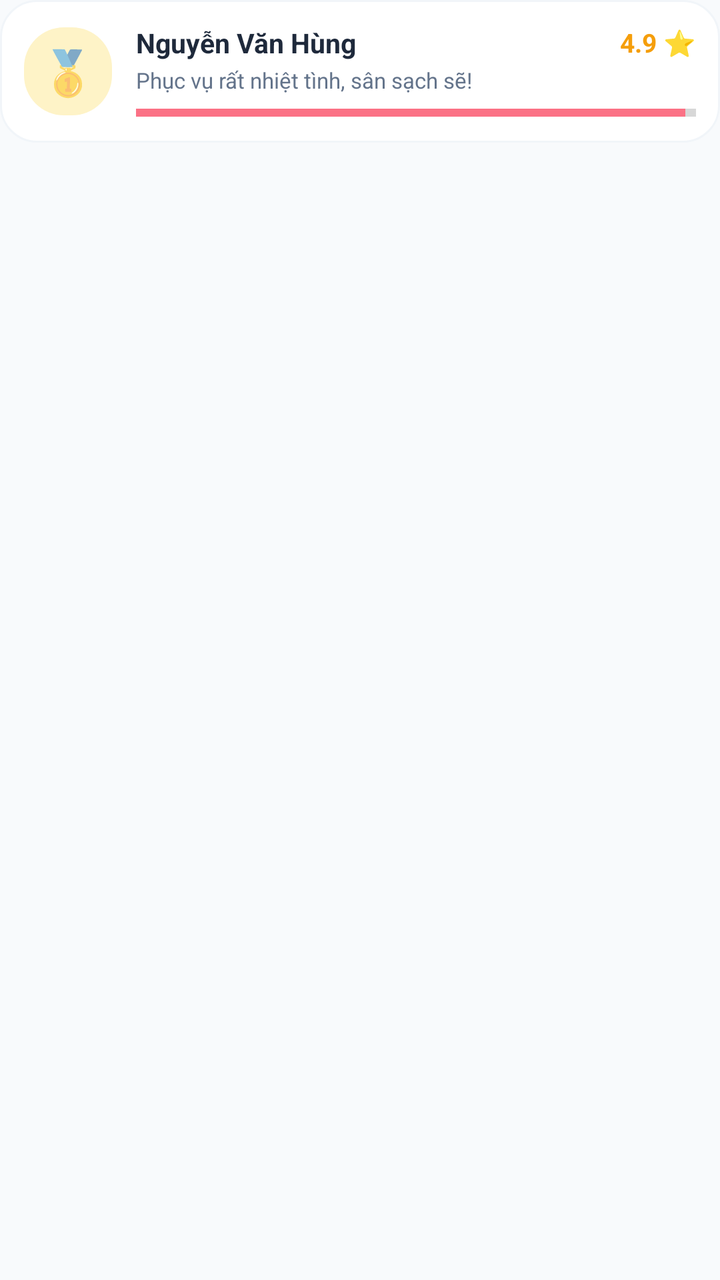
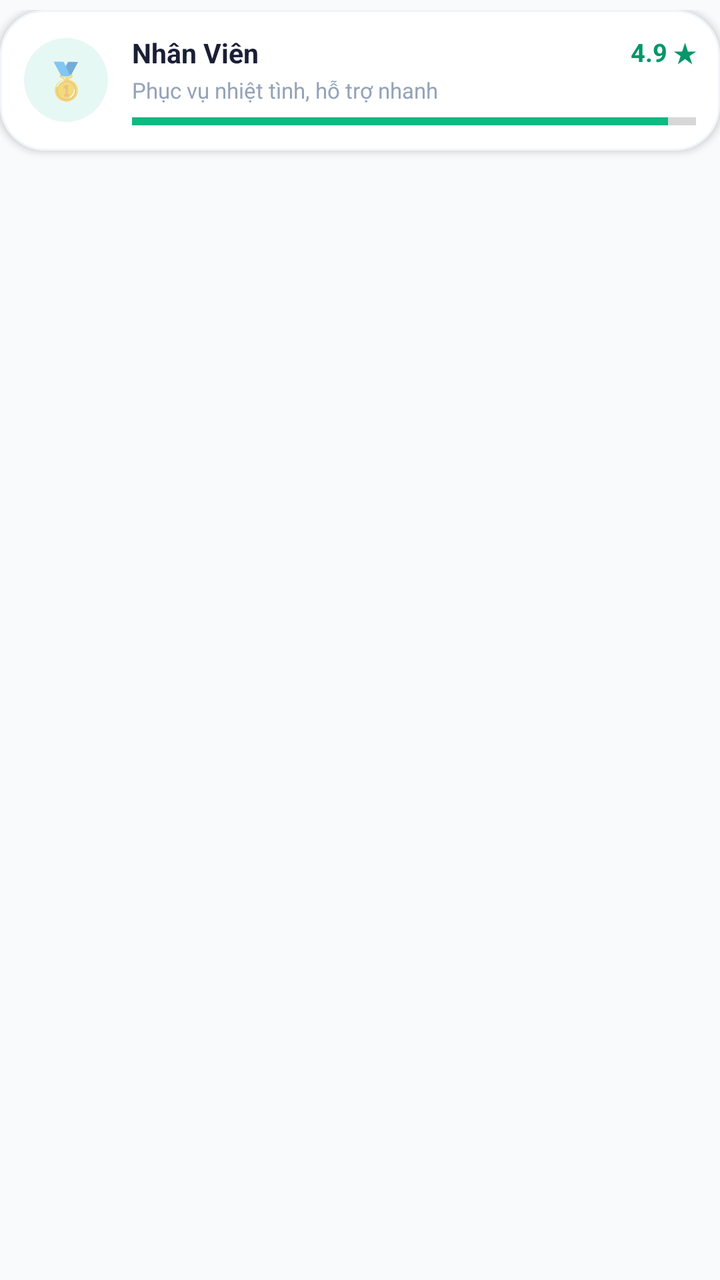

Two renders of the same Android screen: before a commit and after it. Below are the layout's source before the change and the commit's diff.
<!-- AndroidManifest.xml: application theme Theme.DaviesArena -->
<!-- res/layout/item_staff_leaderboard.xml -->
<?xml version="1.0" encoding="utf-8"?>
<LinearLayout xmlns:android="http://schemas.android.com/apk/res/android"
    android:layout_width="match_parent"
    android:layout_height="wrap_content"
    android:paddingBottom="10dp">

    <LinearLayout
        android:id="@+id/cardLeaderboardItem"
        android:layout_width="match_parent"
        android:layout_height="wrap_content"
        android:background="@drawable/bg_category_item"
        android:gravity="center_vertical"
        android:orientation="horizontal"
        android:padding="12dp">

        
        <TextView
            android:id="@+id/tvRankMedal"
            android:layout_width="44dp"
            android:layout_height="44dp"
            android:background="@drawable/bg_badge_gold"
            android:gravity="center"
            android:text="🥇"
            android:textSize="22sp" />

        
        <LinearLayout
            android:layout_width="0dp"
            android:layout_height="wrap_content"
            android:layout_marginStart="12dp"
            android:layout_weight="1"
            android:orientation="vertical">

            <LinearLayout
                android:layout_width="match_parent"
                android:layout_height="wrap_content"
                android:gravity="center_vertical"
                android:orientation="horizontal">

                <TextView
                    android:id="@+id/tvStaffName"
                    android:layout_width="0dp"
                    android:layout_height="wrap_content"
                    android:layout_weight="1"
                    android:text="Nguyễn Văn Hùng"
                    android:textColor="@color/text_main"
                    android:textSize="13.5sp"
                    android:textStyle="bold" />

                <TextView
                    android:id="@+id/tvStaffScore"
                    android:layout_width="wrap_content"
                    android:layout_height="wrap_content"
                    android:text="4.9 ⭐"
                    android:textColor="@color/star_gold"
                    android:textSize="13sp"
                    android:textStyle="bold" />
            </LinearLayout>

            <TextView
                android:id="@+id/tvStaffComment"
                android:layout_width="wrap_content"
                android:layout_height="wrap_content"
                android:layout_marginTop="2dp"
                android:text="Phục vụ rất nhiệt tình, sân sạch sẽ!"
                android:textColor="@color/text_muted"
                android:textSize="11sp" />

            <ProgressBar
                android:id="@+id/pbStaffRating"
                style="?android:attr/progressBarStyleHorizontal"
                android:layout_width="match_parent"
                android:layout_height="6dp"
                android:layout_marginTop="6dp"
                android:max="100"
                android:progress="98"
                android:progressTint="@color/davies_coral" />
        </LinearLayout>
    </LinearLayout>
</LinearLayout>
<!-- resources referenced by this layout -->
<resources>
  <color name="davies_coral">#FB7185</color>
  <color name="star_gold">#F59E0B</color>
  <color name="text_main">#1E293B</color>
  <color name="text_muted">#64748B</color>
  <!-- drawable bg_badge_gold (drawable) -->
  <?xml version="1.0" encoding="utf-8"?>
  <shape xmlns:android="http://schemas.android.com/apk/res/android" android:shape="rectangle">
      <solid android:color="#FEF3C7" />
      <corners android:radius="20dp" />
  </shape>
  <!-- drawable bg_category_item (drawable) -->
  <?xml version="1.0" encoding="utf-8"?>
  <shape xmlns:android="http://schemas.android.com/apk/res/android" android:shape="rectangle">
      <solid android:color="#FFFFFF" />
      <corners android:radius="18dp" />
      <stroke android:width="1dp" android:color="#F1F5F9" />
  </shape>
  <style name="Theme.DaviesArena" parent="Theme.MaterialComponents.Light.NoActionBar">
          <item name="colorPrimary">@color/davies_primary</item>
          <item name="colorPrimaryVariant">@color/davies_primary_variant</item>
          <item name="colorOnPrimary">@color/text_white</item>
          <item name="colorSecondary">@color/davies_teal</item>
          <item name="android:statusBarColor">@color/davies_primary_dark</item>
          <item name="android:windowBackground">@color/davies_bg</item>
      </style>
  <color name="davies_primary">#10B981</color>
  <color name="davies_primary_variant">#059669</color>
  <color name="text_white">#FFFFFF</color>
  <color name="davies_teal">#0D9488</color>
  <color name="davies_primary_dark">#064E3B</color>
  <color name="davies_bg">#F8FAFC</color>
</resources>

<!-- the commit's change to res/layout/item_staff_leaderboard.xml (unified diff, before → after) -->
@@ -2,13 +2,17 @@
 <LinearLayout xmlns:android="http://schemas.android.com/apk/res/android"
     android:layout_width="match_parent"
     android:layout_height="wrap_content"
-    android:paddingBottom="10dp">
+    android:orientation="vertical"
+    android:paddingTop="5dp"
+    android:paddingBottom="5dp">
 
+    
     <LinearLayout
         android:id="@+id/cardLeaderboardItem"
         android:layout_width="match_parent"
         android:layout_height="wrap_content"
-        android:background="@drawable/bg_category_item"
+        android:background="@drawable/bg_card_soft_22"
+        android:elevation="2dp"
         android:gravity="center_vertical"
         android:orientation="horizontal"
         android:padding="12dp">
@@ -16,14 +20,13 @@
         
         <TextView
             android:id="@+id/tvRankMedal"
-            android:layout_width="44dp"
-            android:layout_height="44dp"
-            android:background="@drawable/bg_badge_gold"
+            android:layout_width="42dp"
+            android:layout_height="42dp"
+            android:background="@drawable/bg_circle_pastel_mint"
             android:gravity="center"
             android:text="🥇"
-            android:textSize="22sp" />
+            android:textSize="18sp" />
 
-        
         <LinearLayout
             android:layout_width="0dp"
             android:layout_height="wrap_content"
@@ -31,6 +34,7 @@
             android:layout_weight="1"
             android:orientation="vertical">
 
+            
             <LinearLayout
                 android:layout_width="match_parent"
                 android:layout_height="wrap_content"
@@ -42,8 +46,10 @@
                     android:layout_width="0dp"
                     android:layout_height="wrap_content"
                     android:layout_weight="1"
-                    android:text="Nguyễn Văn Hùng"
-                    android:textColor="@color/text_main"
+                    android:ellipsize="end"
+                    android:maxLines="1"
+                    android:text="Nhân Viên"
+                    android:textColor="#1A1F36"
                     android:textSize="13.5sp"
                     android:textStyle="bold" />
 
@@ -51,30 +57,34 @@
                     android:id="@+id/tvStaffScore"
                     android:layout_width="wrap_content"
                     android:layout_height="wrap_content"
-                    android:text="4.9 ⭐"
-                    android:textColor="@color/star_gold"
-                    android:textSize="13sp"
+                    android:text="4.9 ★"
+                    android:textColor="#059669"
+                    android:textSize="12.5sp"
                     android:textStyle="bold" />
             </LinearLayout>
 
+            
             <TextView
                 android:id="@+id/tvStaffComment"
                 android:layout_width="wrap_content"
                 android:layout_height="wrap_content"
                 android:layout_marginTop="2dp"
-                android:text="Phục vụ rất nhiệt tình, sân sạch sẽ!"
-                android:textColor="@color/text_muted"
+                android:ellipsize="end"
+                android:maxLines="1"
+                android:text="Phục vụ nhiệt tình, hỗ trợ nhanh"
+                android:textColor="#94A3B8"
                 android:textSize="11sp" />
 
+            
             <ProgressBar
                 android:id="@+id/pbStaffRating"
                 style="?android:attr/progressBarStyleHorizontal"
                 android:layout_width="match_parent"
-                android:layout_height="6dp"
+                android:layout_height="5dp"
                 android:layout_marginTop="6dp"
                 android:max="100"
-                android:progress="98"
-                android:progressTint="@color/davies_coral" />
+                android:progress="95"
+                android:progressTint="#10B981" />
         </LinearLayout>
     </LinearLayout>
 </LinearLayout>
<!-- resource entries referenced after the edit -->
@@ -1,21 +1,20 @@
 <!-- resources referenced by this layout -->
 <resources>
-  <color name="davies_coral">#FB7185</color>
-  <color name="star_gold">#F59E0B</color>
-  <color name="text_main">#1E293B</color>
-  <color name="text_muted">#64748B</color>
-  <!-- drawable bg_badge_gold (drawable) -->
+  <!-- drawable bg_card_soft_22 (drawable) -->
   <?xml version="1.0" encoding="utf-8"?>
-  <shape xmlns:android="http://schemas.android.com/apk/res/android" android:shape="rectangle">
-      <solid android:color="#FEF3C7" />
-      <corners android:radius="20dp" />
+  <shape xmlns:android="http://schemas.android.com/apk/res/android"
+      android:shape="rectangle">
+      <solid android:color="#FFFFFF" />
+      <stroke
+          android:width="1dp"
+          android:color="#F1F5F9" />
+      <corners android:radius="22dp" />
   </shape>
-  <!-- drawable bg_category_item (drawable) -->
+  <!-- drawable bg_circle_pastel_mint (drawable) -->
   <?xml version="1.0" encoding="utf-8"?>
-  <shape xmlns:android="http://schemas.android.com/apk/res/android" android:shape="rectangle">
-      <solid android:color="#FFFFFF" />
-      <corners android:radius="18dp" />
-      <stroke android:width="1dp" android:color="#F1F5F9" />
+  <shape xmlns:android="http://schemas.android.com/apk/res/android"
+      android:shape="oval">
+      <solid android:color="#E6F8F3" />
   </shape>
   <style name="Theme.DaviesArena" parent="Theme.MaterialComponents.Light.NoActionBar">
           <item name="colorPrimary">@color/davies_primary</item>
